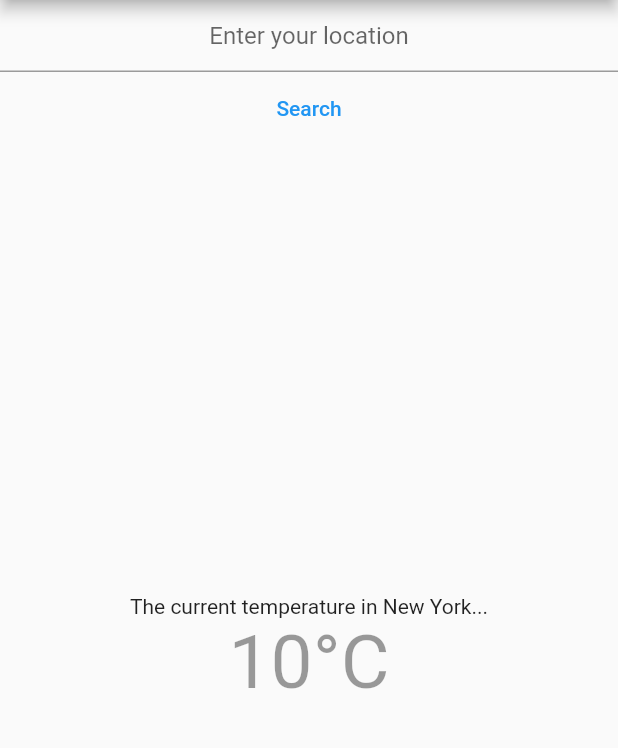
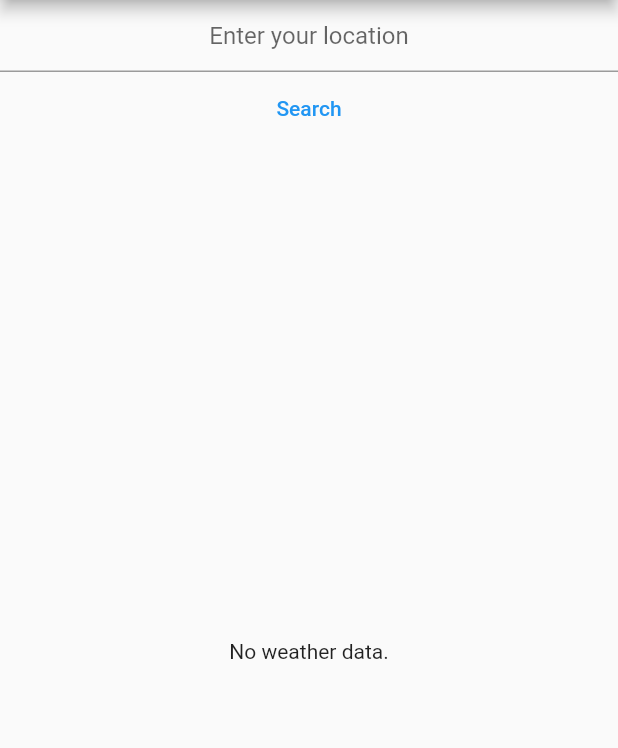
Before and after one commit to rafaelcolladojr/weather_bloc_practice, a Flutter app: the screen it shows after launch, on a phone screen of 412 x 824 dp, the part 84-832 px from its top. Run offline on Flutter 3.47's test engine with Material 2 defaults, Android fonts, the phone set to English and light mode, and no system bars; our stand-ins replace connectivity, dartz, equatable, flutter_bloc, fluttertoast, get_it and 1 more.

Commit message:
Added dependency injection with GetIt, and wired UI with Bloc.

```diff
--- a/lib/application/bloc/weather/bloc.dart
+++ /dev/null
@@ -1,3 +0,0 @@
-import 'weather_bloc.dart';
-import 'weather_event.dart';
-import 'weather_state.dart';
--- a/lib/application/bloc/weather/weather_bloc.dart
+++ /dev/null
@@ -1,5 +0,0 @@
-import 'package:flutter_bloc/flutter_bloc.dart';
-
-class WeatherBloc extends Bloc {
-  WeatherBloc(initialState) : super(initialState);
-}
--- a/lib/application/bloc/weather/weather_event.dart
+++ /dev/null
@@ -1,3 +0,0 @@
-class WeatherEvent {
-
-}
--- a/lib/application/bloc/weather/weather_state.dart
+++ /dev/null
@@ -1,5 +0,0 @@
-class WeatherState {
-  int? temperature;
-
-
-}
--- a/lib/data/datasource/local_weather_datasource.dart
+++ b/lib/data/datasource/local_weather_datasource.dart
@@ -1,5 +1,4 @@
 import 'dart:convert';
-import 'dart:ffi';
 
 import 'package:shared_preferences/shared_preferences.dart';
 import 'package:weather_bloc_practice/config/constants.dart';
--- a/lib/data/datasource/remote_weather_datasource.dart
+++ b/lib/data/datasource/remote_weather_datasource.dart
@@ -1,6 +1,7 @@
 import 'dart:convert';
 
 import 'package:weather_bloc_practice/config/constants.dart';
+import 'package:weather_bloc_practice/config/secret_key.dart';
 import 'package:weather_bloc_practice/core/error/exception.dart';
 import 'package:weather_bloc_practice/data/model/weather_model.dart';
 import 'package:http/http.dart' as http;
@@ -16,7 +17,8 @@ class RemoteWeatherDataSourceImpl implements RemoteWeatherDataSource {
 
   @override
   Future<Weather> getLocationWeather(String location) async {
-    String url = kWeatherApiBaseUrl + location + '&appid=$kCachedWeatherKey';
+    String url =
+        kWeatherApiBaseUrl + location + '&units=metric&appid=$kWeatherApiKey';
     http.Response response = await client.get(Uri.parse(url));
 
     if (response.statusCode == 200) {
--- a/lib/data/model/weather_model.dart
+++ b/lib/data/model/weather_model.dart
@@ -1,15 +1,22 @@
 import 'dart:convert';
+
+import 'package:equatable/equatable.dart';
 
 Weather weatherFromJson(String str) => Weather.fromJson(json.decode(str));
 
-class Weather {
-  Weather({
-    this.main,
-    this.name,
+class Weather extends Equatable {
+  const Weather({
+    required this.main,
+    required this.name,
   });
 
-  Main? main;
-  String? name;
+  final Main main;
+  final String name;
+
+  static const Weather empty = Weather(
+    main: Main(temp: 0.0),
+    name: '',
+  );
 
   factory Weather.fromJson(Map<String, dynamic> json) => Weather(
         main: Main.fromJson(json["main"]),
@@ -17,17 +24,20 @@ class Weather {
       );
 
   Map<String, dynamic> toJson() => {
-        "main": main!.toJson(),
+        "main": main.toJson(),
         "name": name,
       };
+
+  @override
+  List<Object?> get props => [main, name];
 }
 
-class Main {
-  Main({
-    this.temp,
+class Main extends Equatable {
+  const Main({
+    required this.temp,
   });
 
-  double? temp;
+  final double temp;
 
   factory Main.fromJson(Map<String, dynamic> json) => Main(
         temp: json["temp"].toDouble(),
@@ -36,4 +46,7 @@ class Main {
   Map<String, dynamic> toJson() => {
         "temp": temp,
       };
+
+  @override
+  List<Object?> get props => [temp];
 }
--- a/lib/domain/entity/weather.dart
+++ /dev/null
@@ -1,17 +0,0 @@
-class Weather {
-  Weather({
-    required this.main,
-    required this.name,
-  });
-
-  final Main main;
-  final String name;
-}
-
-class Main {
-  Main({
-    required this.temp,
-  });
-
-  final double temp;
-}
--- a/lib/domain/usecase/get_location_weather.dart
+++ b/lib/domain/usecase/get_location_weather.dart
@@ -4,13 +4,13 @@ import 'package:weather_bloc_practice/core/usecase.dart';
 import 'package:weather_bloc_practice/data/model/weather_model.dart';
 import 'package:weather_bloc_practice/domain/repository/weather_repository.dart';
 
-class GetLocationWeather extends UseCase<Weather, String> {
-  GetLocationWeather(this.weatherRepository);
+class GetLocationWeatherUseCase extends UseCase<Weather, String> {
+  GetLocationWeatherUseCase(this.weatherRepository);
 
   final WeatherRepository weatherRepository;
 
   @override
   Future<Either<Failure, Weather>> call(String params) async {
-    return await weatherRepository.getLocationWeather(params);
+    return weatherRepository.getLocationWeather(params);
   }
 }
--- /dev/null
+++ b/lib/presentation/bloc/weather/bloc.dart
@@ -0,0 +1,3 @@
+export 'weather_bloc.dart';
+export 'weather_event.dart';
+export 'weather_state.dart';
--- /dev/null
+++ b/lib/presentation/bloc/weather/weather_bloc.dart
@@ -0,0 +1,32 @@
+import 'package:dartz/dartz.dart';
+import 'package:flutter_bloc/flutter_bloc.dart';
+import 'package:weather_bloc_practice/core/error/failure.dart';
+import 'package:weather_bloc_practice/data/model/weather_model.dart';
+import 'package:weather_bloc_practice/domain/repository/weather_repository.dart';
+import 'package:weather_bloc_practice/domain/usecase/get_location_weather.dart';
+import 'package:weather_bloc_practice/presentation/bloc/weather/weather_event.dart';
+import 'package:weather_bloc_practice/presentation/bloc/weather/weather_state.dart';
+
+class WeatherBloc extends Bloc<WeatherEvent, WeatherState> {
+  final WeatherRepository weatherRepository;
+
+  WeatherBloc(this.weatherRepository) : super(const WeatherState()) {
+    on<GetLocationWeatherEvent>((event, emit) async {
+      GetLocationWeatherUseCase getLocationWeather =
+          GetLocationWeatherUseCase(weatherRepository);
+      String location = event.location;
+      // Set state to LOADING
+      emit(const WeatherState(status: WeatherStatus.loading));
+      // Fetch weather
+      Either<Failure, Weather> result = await getLocationWeather(location);
+      result.fold(
+        (left) => emit(
+          const WeatherState(status: WeatherStatus.failure),
+        ),
+        (right) => emit(
+          WeatherState(status: WeatherStatus.success, weather: right),
+        ),
+      );
+    });
+  }
+}
--- /dev/null
+++ b/lib/presentation/bloc/weather/weather_event.dart
@@ -0,0 +1,7 @@
+abstract class WeatherEvent {}
+
+class GetLocationWeatherEvent extends WeatherEvent {
+  GetLocationWeatherEvent(this.location);
+
+  String location;
+}
--- /dev/null
+++ b/lib/presentation/bloc/weather/weather_state.dart
@@ -0,0 +1,34 @@
+import 'package:equatable/equatable.dart';
+import 'package:weather_bloc_practice/data/model/weather_model.dart';
+
+enum WeatherStatus { initial, loading, success, failure }
+
+extension WeatherStatusEx on WeatherStatus {
+  bool get isInitial => this == WeatherStatus.initial;
+  bool get isLoading => this == WeatherStatus.loading;
+  bool get isSuccess => this == WeatherStatus.success;
+  bool get isFailure => this == WeatherStatus.failure;
+}
+
+class WeatherState extends Equatable {
+  final WeatherStatus status;
+  final Weather weather;
+
+  const WeatherState({
+    this.status = WeatherStatus.initial,
+    this.weather = Weather.empty,
+  });
+
+  WeatherState copyWith(
+    WeatherStatus? status,
+    Weather? weather,
+  ) {
+    return WeatherState(
+      status: status ?? this.status,
+      weather: weather ?? this.weather,
+    );
+  }
+
+  @override
+  List<Object?> get props => [status, weather];
+}
--- a/lib/presentation/pages/home_screen.dart
+++ b/lib/presentation/pages/home_screen.dart
@@ -1,11 +1,41 @@
 import 'package:flutter/material.dart';
+import 'package:flutter_bloc/flutter_bloc.dart';
+import 'package:fluttertoast/fluttertoast.dart';
+import 'package:weather_bloc_practice/presentation/bloc/weather/bloc.dart';
 
-class HomeScreen extends StatelessWidget {
+class HomeScreen extends StatefulWidget {
   const HomeScreen({Key? key}) : super(key: key);
 
   @override
+  State<HomeScreen> createState() => _HomeScreenState();
+}
+
+class _HomeScreenState extends State<HomeScreen> {
+  late String location;
+
+  @override
+  void initState() {
+    super.initState();
+    location = '';
+  }
+
+  @override
   Widget build(BuildContext context) {
-    return Scaffold(
+    return BlocListener<WeatherBloc, WeatherState>(
+      listener: (context, state) {
+        // Display toast on failure
+        if (state.status.isFailure) {
+          Fluttertoast.showToast(
+              msg: "This is Center Short Toast",
+              toastLength: Toast.LENGTH_SHORT,
+              gravity: ToastGravity.CENTER,
+              timeInSecForIosWeb: 1,
+              backgroundColor: Colors.red,
+              textColor: Colors.white,
+              fontSize: 16.0);
+        }
+      },
+      child: Scaffold(
         appBar: AppBar(
           title: const Text('Weather Bloc Practice'),
         ),
@@ -18,44 +48,70 @@ class HomeScreen extends StatelessWidget {
                   height: 100,
                   child: Column(
                     children: [
-                    const Center(
+                      Center(
                         child: TextField(
                           textAlign: TextAlign.center,
-                        decoration: InputDecoration(
+                          decoration: const InputDecoration(
                             hintText: 'Enter your location',
                           ),
+                          onChanged: (value) {
+                            location = value;
+                          },
                         ),
                       ),
                       Center(
                         child: TextButton(
                           child: const Text('Search'),
-                        onPressed: () {},
+                          onPressed: () async {
+                            BlocProvider.of<WeatherBloc>(context)
+                                .add(GetLocationWeatherEvent(location));
+                          },
                         ),
                       ),
                     ],
                   ),
                 ),
                 Expanded(
-                child: Column(
+                  child: BlocBuilder<WeatherBloc, WeatherState>(
+                    builder: (context, state) {
+                      Widget result;
+                      if (state.status.isInitial) {
+                        result = const Center(child: Text('No weather data.'));
+                      } else if (state.status.isLoading) {
+                        result =
+                            const Center(child: CircularProgressIndicator());
+                      } else if (state.status.isFailure) {
+                        result = const Center(
+                            child: Text('Unable to retrieve weather data.'));
+                      } else {
+                        // isSuccess
+                        result = Column(
                           mainAxisAlignment: MainAxisAlignment.center,
                           children: [
                             Center(
-                      child: Text('The current temperature in New York...'),
+                              child: Text(
+                                  'The current temperature in ${state.weather.name}...'),
                             ),
                             Center(
                               child: Text(
-                        '10°C',
+                                '${state.weather.main.temp}°C',
                                 style: TextStyle(
-                            fontSize: 50, color: Colors.black.withAlpha(100)),
+                                    fontSize: 50,
+                                    color: Colors.black.withAlpha(100)),
                               ),
                             ),
                           ],
+                        );
+                      }
+                      return result;
+                    },
                   ),
                 ),
               ],
             ),
           ),
         ),
+      ),
     );
   }
 }
--- a/pubspec.yaml
+++ b/pubspec.yaml
@@ -41,6 +41,7 @@ dependencies:
   connectivity: ^3.0.6
   shared_preferences: ^2.0.11
   http: ^0.13.4
+  fluttertoast: ^8.0.8
 
 dev_dependencies:
   flutter_test:
```
Also changed, not shown: lib/domain/entity/weather_entity.dart (added, +22 -0 lines), lib/injection_container.dart (added, +45 -0 lines), lib/main.dart (+18 -2 lines), pubspec.lock. Lines whose indentation alone changed are shown as unchanged.
